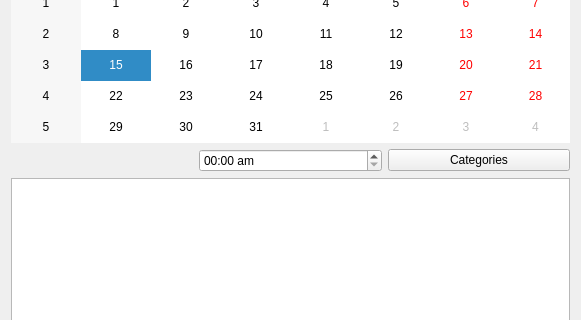
Before: the Qt Designer form ui_files/addDialog_ver3.ui in lee-hodg/QTierna, drawn with Qt 5; both pictures show x 0 to 581 and y 110 to 430 of the 581 by 569 pixel window.
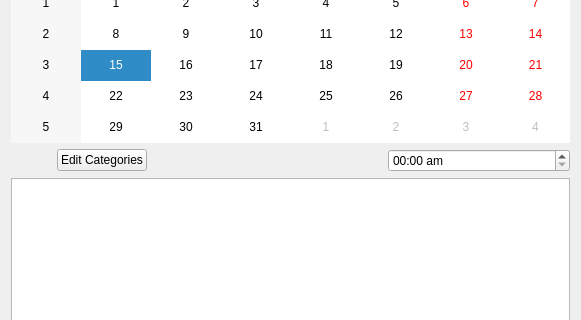
After: the same form once the commit is applied. Icons and pictures are not drawn.

The edit to the form file:
```diff
--- a/ui_files/addDialog_ver3.ui
+++ b/ui_files/addDialog_ver3.ui
@@ -34,6 +34,16 @@
      </item>
      <item>
       <layout class="QHBoxLayout" name="horizontalLayout">
+       <item alignment="Qt::AlignHCenter">
+        <widget class="QPushButton" name="addDlgCatpushButton">
+         <property name="cursor">
+          <cursorShape>PointingHandCursor</cursorShape>
+         </property>
+         <property name="text">
+          <string>Edit Categories</string>
+         </property>
+        </widget>
+       </item>
        <item alignment="Qt::AlignRight">
         <widget class="QLabel" name="addDlgTimeLabel">
          <property name="text">
@@ -42,6 +52,9 @@
          <property name="pixmap">
           <pixmap resource="../icons.qrc">:/icons/icons/clock-with-white-face.png</pixmap>
          </property>
+         <property name="alignment">
+          <set>Qt::AlignRight|Qt::AlignTrailing|Qt::AlignVCenter</set>
+         </property>
          <property name="buddy">
           <cstring>addDlgTimeEdit</cstring>
          </property>
@@ -63,13 +76,6 @@
          </property>
         </widget>
        </item>
-       <item>
-        <widget class="QPushButton" name="addDlgCatpushButton">
-         <property name="text">
-          <string>Categories</string>
-         </property>
-        </widget>
-       </item>
       </layout>
      </item>
      <item>
```
